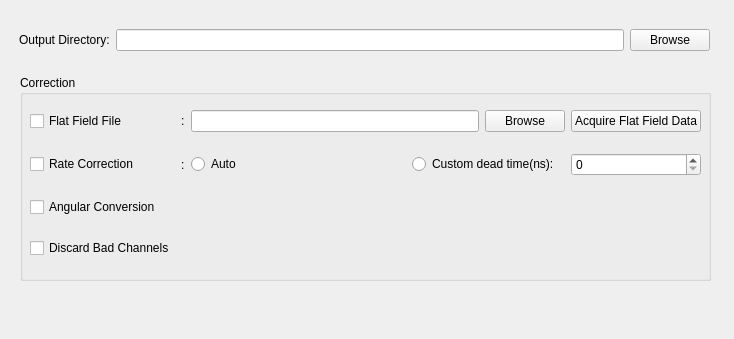
Qt form slsDetectorGui/forms/form_tab_dataoutput.ui (slsdetectorgroup/slsDetectorPackage) before a commit.
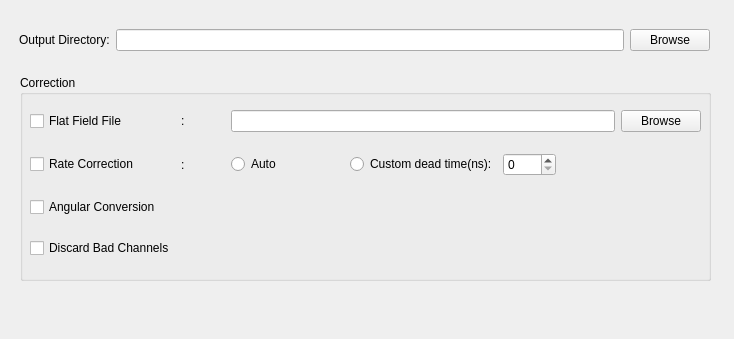
The same form after that commit.

The edit to the form file:
```diff
--- a/slsDetectorGui/forms/form_tab_dataoutput.ui
+++ b/slsDetectorGui/forms/form_tab_dataoutput.ui
@@ -74,62 +74,9 @@
        </property>
       </widget>
      </item>
-     <item row="0" column="2" colspan="4">
+     <item row="0" column="3" colspan="5">
       <widget class="QLineEdit" name="lineEdit_2"/>
      </item>
-     <item row="0" column="7">
-      <widget class="QPushButton" name="pushButton_3">
-       <property name="text">
-        <string>Acquire Flat Field Data</string>
-       </property>
-      </widget>
-     </item>
-     <item row="1" column="2">
-      <widget class="QRadioButton" name="radioButton_3">
-       <property name="text">
-        <string>Auto</string>
-       </property>
-      </widget>
-     </item>
-     <item row="1" column="7">
-      <widget class="QSpinBox" name="spinBox"/>
-     </item>
-     <item row="0" column="6">
-      <widget class="QPushButton" name="pushButton_2">
-       <property name="sizePolicy">
-        <sizepolicy hsizetype="Fixed" vsizetype="Fixed">
-         <horstretch>0</horstretch>
-         <verstretch>0</verstretch>
-        </sizepolicy>
-       </property>
-       <property name="text">
-        <string>Browse</string>
-       </property>
-      </widget>
-     </item>
-     <item row="1" column="5" colspan="2">
-      <widget class="QRadioButton" name="radioButton">
-       <property name="text">
-        <string>Custom dead time(ns):</string>
-       </property>
-      </widget>
-     </item>
-     <item row="1" column="3">
-      <spacer name="horizontalSpacer_2">
-       <property name="orientation">
-        <enum>Qt::Horizontal</enum>
-       </property>
-       <property name="sizeType">
-        <enum>QSizePolicy::Fixed</enum>
-       </property>
-       <property name="sizeHint" stdset="0">
-        <size>
-         <width>40</width>
-         <height>20</height>
-        </size>
-       </property>
-      </spacer>
-     </item>
      <item row="3" column="0">
       <widget class="QCheckBox" name="checkBox_5">
        <property name="text">
@@ -157,6 +104,68 @@
        </property>
       </widget>
      </item>
+     <item row="0" column="8">
+      <widget class="QPushButton" name="pushButton_2">
+       <property name="sizePolicy">
+        <sizepolicy hsizetype="Fixed" vsizetype="Fixed">
+         <horstretch>0</horstretch>
+         <verstretch>0</verstretch>
+        </sizepolicy>
+       </property>
+       <property name="text">
+        <string>Browse</string>
+       </property>
+      </widget>
+     </item>
+     <item row="1" column="3">
+      <widget class="QRadioButton" name="radioButton_3">
+       <property name="text">
+        <string>Auto</string>
+       </property>
+      </widget>
+     </item>
+     <item row="1" column="4">
+      <spacer name="horizontalSpacer_2">
+       <property name="orientation">
+        <enum>Qt::Horizontal</enum>
+       </property>
+       <property name="sizeType">
+        <enum>QSizePolicy::Fixed</enum>
+       </property>
+       <property name="sizeHint" stdset="0">
+        <size>
+         <width>40</width>
+         <height>20</height>
+        </size>
+       </property>
+      </spacer>
+     </item>
+     <item row="1" column="5">
+      <widget class="QRadioButton" name="radioButton">
+       <property name="text">
+        <string>Custom dead time(ns):</string>
+       </property>
+      </widget>
+     </item>
+     <item row="1" column="6">
+      <widget class="QSpinBox" name="spinBox"/>
+     </item>
+     <item row="0" column="2">
+      <spacer name="horizontalSpacer_3">
+       <property name="orientation">
+        <enum>Qt::Horizontal</enum>
+       </property>
+       <property name="sizeType">
+        <enum>QSizePolicy::Fixed</enum>
+       </property>
+       <property name="sizeHint" stdset="0">
+        <size>
+         <width>40</width>
+         <height>20</height>
+        </size>
+       </property>
+      </spacer>
+     </item>
     </layout>
    </widget>
   </widget>
```
